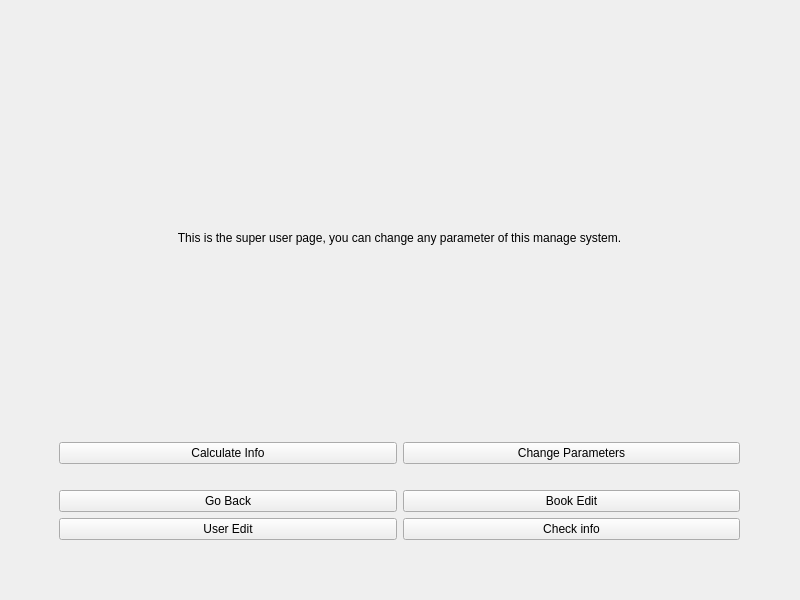
Above: Window_Classes/SuperPage/SuperOptionsPage/SuperOptionsPage.ui from interval-package/Library_Manage_System before the change. Below: the same form after it.
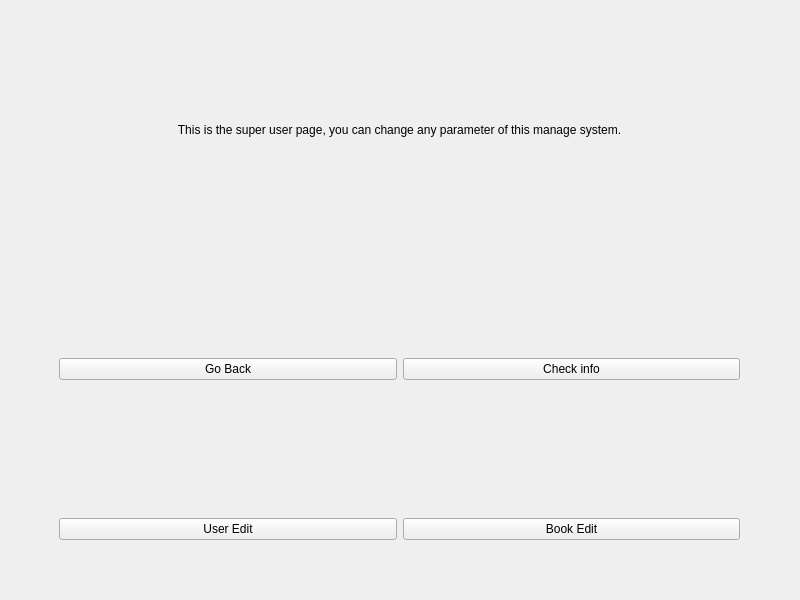
That is the form after the change.

Diff of the .ui file:
```diff
--- a/Window_Classes/SuperPage/SuperOptionsPage/SuperOptionsPage.ui
+++ b/Window_Classes/SuperPage/SuperOptionsPage/SuperOptionsPage.ui
@@ -35,20 +35,27 @@
     <property name="bottomMargin">
      <number>50</number>
     </property>
-    <item row="5" column="0">
-     <widget class="QPushButton" name="UserEditButton">
-      <property name="text">
-       <string>User Edit</string>
-      </property>
-     </widget>
-    </item>
-    <item row="5" column="1">
+    <item row="2" column="1" rowspan="2">
      <widget class="QPushButton" name="CheckInfoButton">
       <property name="text">
        <string>Check info</string>
       </property>
      </widget>
     </item>
+    <item row="4" column="1">
+     <widget class="QPushButton" name="BookEditButton">
+      <property name="text">
+       <string>Book Edit</string>
+      </property>
+     </widget>
+    </item>
+    <item row="2" column="0" rowspan="2">
+     <widget class="QPushButton" name="GoBackButton">
+      <property name="text">
+       <string>Go Back</string>
+      </property>
+     </widget>
+    </item>
     <item row="0" column="0" colspan="2">
      <widget class="QLabel" name="label">
       <property name="text">
@@ -59,44 +66,10 @@
       </property>
      </widget>
     </item>
-    <item row="3" column="0" colspan="2">
-     <spacer name="horizontalSpacer">
-      <property name="orientation">
-       <enum>Qt::Horizontal</enum>
-      </property>
-      <property name="sizeHint" stdset="0">
-       <size>
-        <width>40</width>
-        <height>20</height>
-       </size>
-      </property>
-     </spacer>
-    </item>
-    <item row="2" column="1">
-     <widget class="QPushButton" name="ChangeParamBUtton">
-      <property name="text">
-       <string>Change Parameters</string>
-      </property>
-     </widget>
-    </item>
-    <item row="4" column="1">
-     <widget class="QPushButton" name="BookEditButton">
-      <property name="text">
-       <string>Book Edit</string>
-      </property>
-     </widget>
-    </item>
     <item row="4" column="0">
-     <widget class="QPushButton" name="GoBackButton">
+     <widget class="QPushButton" name="UserEditButton">
       <property name="text">
-       <string>Go Back</string>
-      </property>
-     </widget>
-    </item>
-    <item row="2" column="0">
-     <widget class="QPushButton" name="CalculateButton">
-      <property name="text">
-       <string>Calculate Info</string>
+       <string>User Edit</string>
       </property>
      </widget>
     </item>
```
